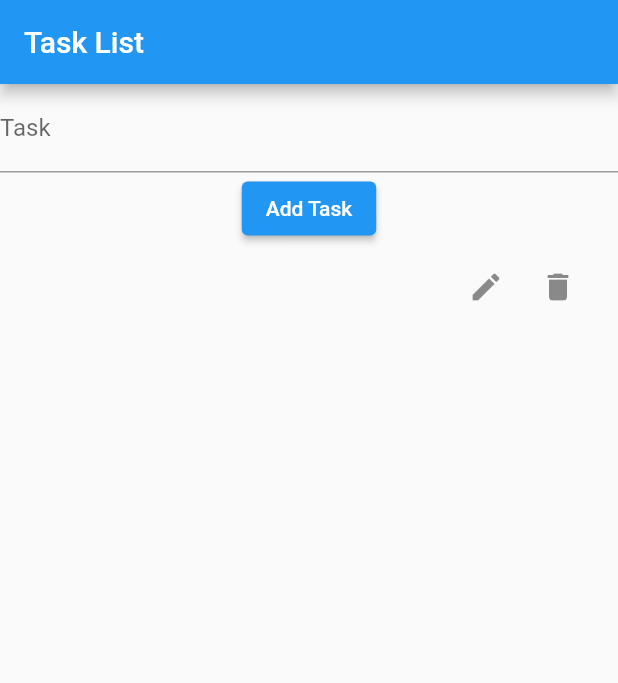
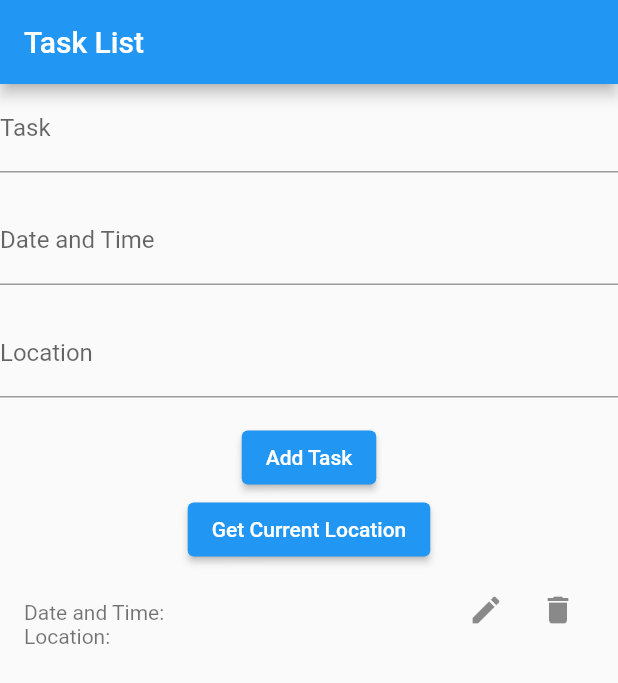
Before and after one commit to liercesantos/influtter, a Flutter app: the screen it shows after launch, after a tap on "Add Task", on a phone screen of 412 x 824 dp. Shown: the top 683 px of the screen. Run offline on Flutter 3.47's test engine with Material 2 defaults, Android fonts, the phone set to English and light mode, and no system bars; our stand-ins replace geocoding, geolocator.

Commit message:
Atualização para geolocalização

```diff
--- a/lib/main.dart
+++ b/lib/main.dart
@@ -1,7 +1,7 @@
 import 'package:flutter/material.dart';
-import 'package:influtter/task/task_creator.dart';
-import 'package:influtter/task/task_list.dart';
-import 'package:influtter/task/task_screen.dart';
+import 'package:influtter/task_manager/task_creator.dart';
+import 'package:influtter/task_manager/task_list.dart';
+import 'package:influtter/task_manager/task_screen.dart';
 
 void main() {
   runApp(const TaskApp());
@@ -17,15 +17,11 @@ class TaskApp extends StatelessWidget {
       theme: ThemeData(
         primarySwatch: Colors.blue,
       ),
-      home: LayoutBuilder(
-        builder: (context, constraints) {
-          final orientation = constraints.maxWidth > constraints.maxHeight
-              ? Orientation.landscape
-              : Orientation.portrait;
-
+      home: OrientationBuilder(
+        builder: (context, orientation) {
           return Scaffold(
             appBar: AppBar(
-              title: const Text('Task List'),
+              title: Text('Task List'),
             ),
             body: _buildBody(orientation),
           );
@@ -36,23 +32,17 @@ class TaskApp extends StatelessWidget {
 
   Widget _buildBody(Orientation orientation) {
     if (orientation == Orientation.portrait) {
-      return const TaskScreen(key: Key('taskScreen'));
+      return TaskScreen(key: Key('taskScreen'));
     } else {
       return Row(
         children: <Widget>[
-          const Flexible(
+          Expanded(
+            flex: 1,
+            child: TaskCreationScreen(key: Key('taskCreationScreen')),
+          ),
+          Expanded(
             flex: 1,
             child: TaskListScreen(key: Key('taskListScreen')),
-          ),
-          Flexible(
-            flex: 1,
-            child: Align(
-              alignment: Alignment.topRight,
-              child: Container(
-                padding: const EdgeInsets.only(top: 16.0, right: 16.0),
-                child: const TaskCreationScreen(key: Key('taskCreationScreen')),
-              ),
-            ),
           ),
         ],
       );
--- /dev/null
+++ b/lib/models/task.dart
@@ -0,0 +1,11 @@
+class Task {
+  final String name;
+  final String dateTime;
+  final String location;
+
+  Task({
+    required this.name,
+    required this.dateTime,
+    required this.location,
+  });
+}
--- a/lib/task/task_screen.dart
+++ /dev/null
@@ -1,87 +0,0 @@
-import 'package:flutter/material.dart';
-
-class TaskScreen extends StatefulWidget {
-  const TaskScreen({Key? key}) : super(key: key);
-
-  @override
-  // ignore: library_private_types_in_public_api
-  _TaskScreenState createState() => _TaskScreenState();
-}
-
-class _TaskScreenState extends State<TaskScreen> {
-  final TextEditingController _taskController = TextEditingController();
-  final List<String> _tasks = [];
-  int _editingIndex = -1;
-
-  void _addTask() {
-    setState(() {
-      String newTask = _taskController.text;
-      if (_editingIndex != -1) {
-        _tasks[_editingIndex] = newTask;
-        _editingIndex = -1;
-      } else {
-        _tasks.add(newTask);
-      }
-      _taskController.clear();
-    });
-  }
-
-  void _editTask(int index) {
-    setState(() {
-      _taskController.text = _tasks[index];
-      _editingIndex = index;
-    });
-  }
-
-  void _deleteTask(int index) {
-    setState(() {
-      _tasks.removeAt(index);
-      if (_editingIndex == index) {
-        _editingIndex = -1;
-        _taskController.clear();
-      }
-    });
-  }
-
-  @override
-  Widget build(BuildContext context) {
-    return Column(
-      key: widget.key,
-      children: <Widget>[
-        TextField(
-          controller: _taskController,
-          decoration: const InputDecoration(
-            labelText: 'Task',
-          ),
-        ),
-        ElevatedButton(
-          onPressed: _addTask,
-          child: Text(_editingIndex != -1 ? 'Update Task' : 'Add Task'),
-        ),
-        Expanded(
-          child: ListView.builder(
-            itemCount: _tasks.length,
-            itemBuilder: (context, index) {
-              return ListTile(
-                title: Text(_tasks[index]),
-                trailing: Row(
-                  mainAxisSize: MainAxisSize.min,
-                  children: [
-                    IconButton(
-                      icon: const Icon(Icons.edit),
-                      onPressed: () => _editTask(index),
-                    ),
-                    IconButton(
-                      icon: const Icon(Icons.delete),
-                      onPressed: () => _deleteTask(index),
-                    ),
-                  ],
-                ),
-              );
-            },
-          ),
-        ),
-      ],
-    );
-  }
-}
--- /dev/null
+++ b/lib/task_manager/task_screen.dart
@@ -0,0 +1,198 @@
+import 'package:flutter/material.dart';
+import 'package:intl/intl.dart';
+import 'package:geocoding/geocoding.dart';
+import 'package:geolocator/geolocator.dart';
+
+import '../models/task.dart';
+
+class TaskScreen extends StatefulWidget {
+  const TaskScreen({Key? key}) : super(key: key);
+
+  @override
+  _TaskScreenState createState() => _TaskScreenState();
+}
+
+class _TaskScreenState extends State<TaskScreen> {
+  TextEditingController _nameController = TextEditingController();
+  TextEditingController _dateTimeController = TextEditingController();
+  TextEditingController _locationController = TextEditingController();
+
+  List<Task> _tasks = [];
+  int _editingIndex = -1;
+
+  void _addTask() {
+    String name = _nameController.text;
+    String dateTime = _dateTimeController.text;
+    String location = _locationController.text;
+
+    setState(() {
+      if (_editingIndex != -1) {
+        _tasks[_editingIndex] = Task(
+          name: name,
+          dateTime: dateTime,
+          location: location,
+        );
+        _editingIndex = -1;
+      } else {
+        _tasks.add(
+          Task(
+            name: name,
+            dateTime: dateTime,
+            location: location,
+          ),
+        );
+      }
+
+      _nameController.clear();
+      _dateTimeController.clear();
+      _locationController.clear();
+    });
+  }
+
+  void _editTask(int index) {
+    Task task = _tasks[index];
+    _nameController.text = task.name;
+    _dateTimeController.text = task.dateTime;
+    _locationController.text = task.location;
+
+    setState(() {
+      _editingIndex = index;
+    });
+  }
+
+  void _deleteTask(int index) {
+    setState(() {
+      _tasks.removeAt(index);
+      if (_editingIndex == index) {
+        _editingIndex = -1;
+      }
+    });
+  }
+
+  Future<void> _selectDateTime(BuildContext context) async {
+    final DateTime? picked = await showDatePicker(
+      context: context,
+      initialDate: DateTime.now(),
+      firstDate: DateTime.now(),
+      lastDate: DateTime(2100),
+    );
+
+    if (picked != null) {
+      final TimeOfDay? pickedTime = await showTimePicker(
+        context: context,
+        initialTime: TimeOfDay.now(),
+      );
+
+      if (pickedTime != null) {
+        final DateTime selectedDateTime = DateTime(
+          picked.year,
+          picked.month,
+          picked.day,
+          pickedTime.hour,
+          pickedTime.minute,
+        );
+        final formattedDateTime =
+            DateFormat('dd/MM/yyyy HH:mm').format(selectedDateTime);
+
+        _dateTimeController.text = formattedDateTime;
+      }
+    }
+  }
+
+  Future<void> _getCurrentLocation() async {
+    Position position;
+
+    try {
+      position = await Geolocator.getCurrentPosition(
+        desiredAccuracy: LocationAccuracy.high,
+      );
+    } catch (e) {
+      print('Error: $e');
+      return;
+    }
+
+    final List<Placemark> placemarks = await GeocodingPlatform.instance
+        .placemarkFromCoordinates(position.latitude, position.longitude);
+
+    final Placemark placemark = placemarks.first;
+    final String address =
+        '${placemark.thoroughfare}, ${placemark.subLocality}, ${placemark.locality}, ${placemark.administrativeArea}, ${placemark.country}';
+
+    setState(() {
+      _locationController.text = address;
+    });
+  }
+
+  @override
+  Widget build(BuildContext context) {
+    return Column(
+      key: widget.key,
+      children: <Widget>[
+        TextField(
+          controller: _nameController,
+          decoration: InputDecoration(
+            labelText: 'Task',
+          ),
+        ),
+        SizedBox(height: 16.0),
+        TextField(
+          controller: _dateTimeController,
+          onTap: () {
+            _selectDateTime(context);
+          },
+          readOnly: true,
+          decoration: InputDecoration(
+            labelText: 'Date and Time',
+          ),
+        ),
+        SizedBox(height: 16.0),
+        TextField(
+          controller: _locationController,
+          decoration: InputDecoration(
+            labelText: 'Location',
+          ),
+        ),
+        SizedBox(height: 16.0),
+        ElevatedButton(
+          child: Text(_editingIndex != -1 ? 'Update Task' : 'Add Task'),
+          onPressed: _addTask,
+        ),
+        ElevatedButton(
+          child: Text('Get Current Location'),
+          onPressed: _getCurrentLocation,
+        ),
+        Expanded(
+          child: ListView.builder(
+            itemCount: _tasks.length,
+            itemBuilder: (context, index) {
+              Task task = _tasks[index];
+              return ListTile(
+                title: Text(task.name),
+                subtitle: Column(
+                  crossAxisAlignment: CrossAxisAlignment.start,
+                  children: [
+                    Text('Date and Time: ${task.dateTime}'),
+                    Text('Location: ${task.location}'),
+                  ],
+                ),
+                trailing: Row(
+                  mainAxisSize: MainAxisSize.min,
+                  children: [
+                    IconButton(
+                      icon: Icon(Icons.edit),
+                      onPressed: () => _editTask(index),
+                    ),
+                    IconButton(
+                      icon: Icon(Icons.delete),
+                      onPressed: () => _deleteTask(index),
+                    ),
+                  ],
+                ),
+              );
+            },
+          ),
+        ),
+      ],
+    );
+  }
+}
--- a/pubspec.yaml
+++ b/pubspec.yaml
@@ -35,6 +35,9 @@ dependencies:
   # The following adds the Cupertino Icons font to your application.
   # Use with the CupertinoIcons class for iOS style icons.
   cupertino_icons: ^1.0.2
+  intl: ^0.18.1
+  geolocator: ^9.0.2
+  geocoding: ^2.1.0
 
 dev_dependencies:
   flutter_test:
```
Also changed, not shown: lib/task/task_creator.dart (deleted, +0 -36 lines), lib/task_manager/task_creator.dart (added, +126 -0 lines), lib/task_manager/task_list.dart (renamed from lib/task/task_list.dart, +21 -8 lines), pubspec.lock, 3 other files.
